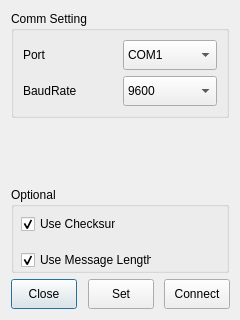
This is comm_setup_dialog.ui in xmartinly/zevisiongen as Qt 5 draws it before an edit. The edited form follows.
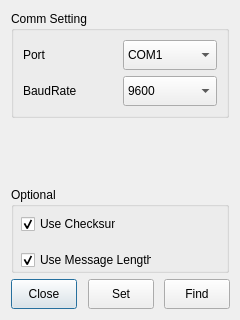
This is the edited form.

The edit to the form file:
```diff
--- a/comm_setup_dialog.ui
+++ b/comm_setup_dialog.ui
@@ -228,7 +228,7 @@
       <enum>Qt::LeftToRight</enum>
      </property>
      <property name="text">
-      <string>Connect</string>
+      <string>Find</string>
      </property>
     </widget>
    </item>
```
